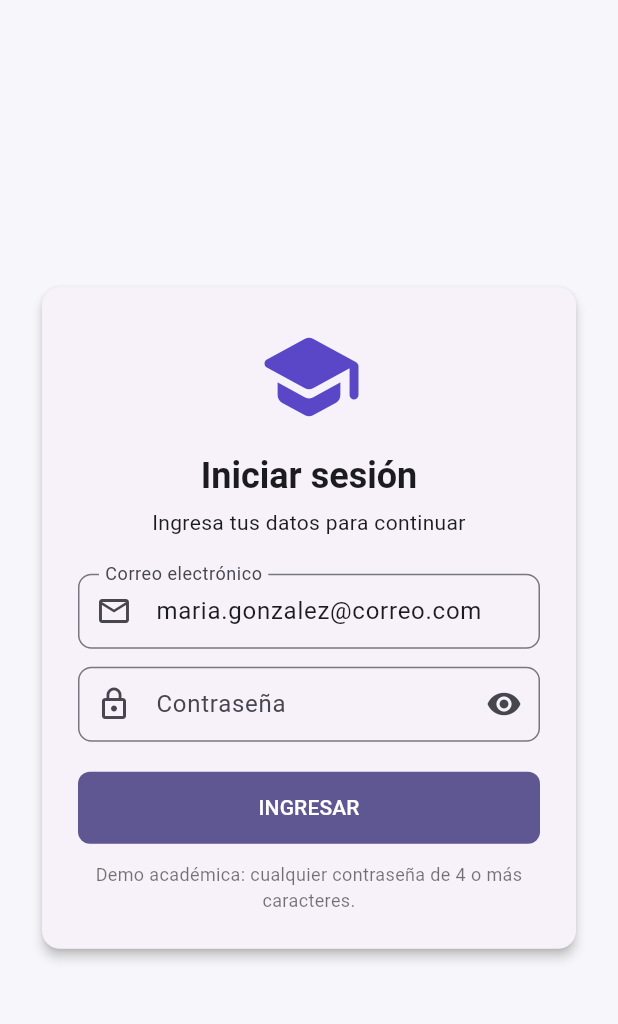
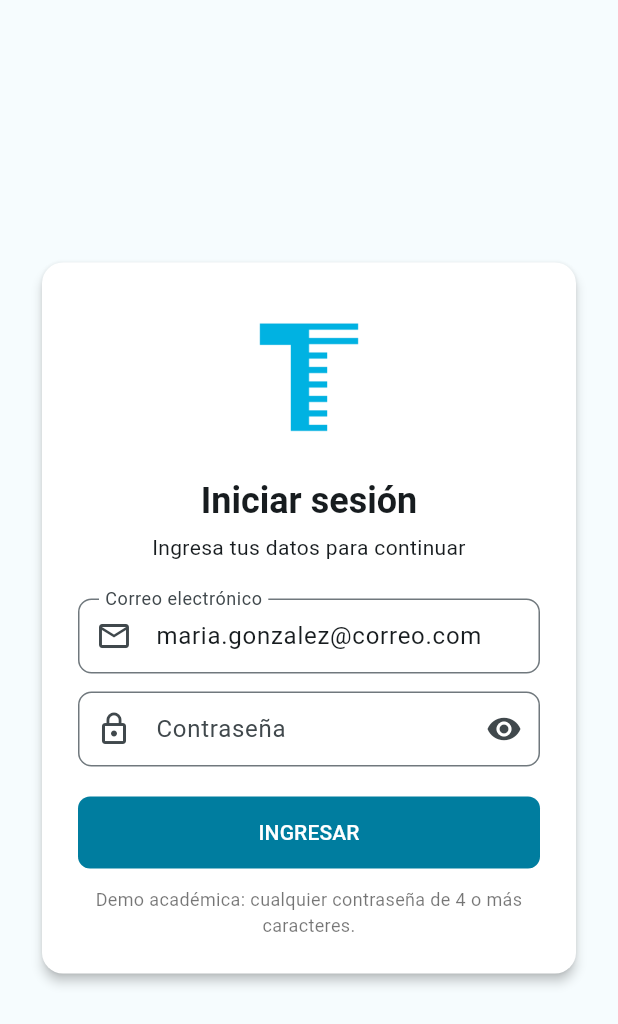
Before and after one commit to juniorcueva-star/semana7-8-appmultiplataforma, a Flutter app: the screen it shows after launch, on a phone screen of 412 x 824 dp. Shown: the top 1024 px of the screen. Run offline on Flutter 3.47's test engine with Material 3 defaults, Android fonts, the phone set to English and light mode, and no system bars.

Commit message:
Actualizar identidad visual con logo TE y paleta cian

```diff
--- a/lib/main.dart
+++ b/lib/main.dart
@@ -24,8 +24,18 @@ class SchoolApp extends StatelessWidget {
       debugShowCheckedModeBanner: false,
       theme: ThemeData(
         useMaterial3: true,
-        colorScheme: ColorScheme.fromSeed(seedColor: const Color(0xFF5947C8)),
-        scaffoldBackgroundColor: const Color(0xFFF7F7FB),
+        colorScheme: ColorScheme.fromSeed(
+          seedColor: brandCyan,
+          surface: Colors.white,
+        ).copyWith(primary: brandDeepCyan, onPrimary: Colors.white),
+        scaffoldBackgroundColor: const Color(0xFFF6FCFE),
+        cardTheme: CardThemeData(
+          color: Colors.white,
+          elevation: 1,
+          shape: RoundedRectangleBorder(
+            borderRadius: BorderRadius.circular(14),
+          ),
+        ),
         inputDecorationTheme: InputDecorationTheme(
           border: OutlineInputBorder(borderRadius: BorderRadius.circular(9)),
           contentPadding: const EdgeInsets.symmetric(
@@ -35,6 +45,7 @@ class SchoolApp extends StatelessWidget {
         ),
         filledButtonTheme: FilledButtonThemeData(
           style: FilledButton.styleFrom(
+            backgroundColor: brandDeepCyan,
             minimumSize: const Size.fromHeight(48),
             shape: RoundedRectangleBorder(
               borderRadius: BorderRadius.circular(8),
--- a/lib/screens.dart
+++ b/lib/screens.dart
@@ -5,7 +5,26 @@ import 'package:provider/provider.dart';
 import 'app_state.dart';
 import 'student.dart';
 
-const purple = Color(0xFF5947C8);
+const brandCyan = Color(0xFF00B2E2);
+const brandDeepCyan = Color(0xFF007D9F);
+const brandPaleCyan = Color(0xFFE5F8FD);
+
+class BrandLogo extends StatelessWidget {
+  const BrandLogo({super.key, this.size = 76});
+
+  final double size;
+
+  @override
+  Widget build(BuildContext context) => SizedBox(
+    width: size,
+    height: size,
+    child: Image.asset(
+      'assets/te_logo.png',
+      fit: BoxFit.contain,
+      semanticLabel: 'Logo TE',
+    ),
+  );
+}
 
 class PageFrame extends StatelessWidget {
   const PageFrame({
@@ -26,8 +45,17 @@ class PageFrame extends StatelessWidget {
     return Scaffold(
       appBar: AppBar(
         title: Text(title),
-        backgroundColor: purple,
+        backgroundColor: brandDeepCyan,
         foregroundColor: Colors.white,
+        flexibleSpace: const DecoratedBox(
+          decoration: BoxDecoration(
+            gradient: LinearGradient(
+              colors: [brandDeepCyan, Color(0xFF006F90)],
+              begin: Alignment.centerLeft,
+              end: Alignment.centerRight,
+            ),
+          ),
+        ),
         leading: showBack
             ? IconButton(
                 tooltip: 'Volver al menú',
@@ -85,7 +113,7 @@ class _LoginScreenState extends State<LoginScreen> {
                   child: Column(
                     mainAxisSize: MainAxisSize.min,
                     children: [
-                      const Icon(Icons.school_rounded, color: purple, size: 72),
+                      const BrandLogo(size: 105),
                       const SizedBox(height: 14),
                       Text(
                         'Iniciar sesión',
@@ -225,7 +253,7 @@ class _MenuTile extends StatelessWidget {
     required this.icon,
     required this.title,
     required this.onTap,
-    this.color = purple,
+    this.color = brandDeepCyan,
   });
 
   final IconData icon;
@@ -324,10 +352,7 @@ class _StudentTile extends StatelessWidget {
   Widget build(BuildContext context) {
     return Card(
       child: ListTile(
-        leading: const CircleAvatar(
-          backgroundColor: Color(0xFFE9E4FF),
-          child: Icon(Icons.school, color: purple),
-        ),
+        leading: const BrandLogo(size: 42),
         title: Text(
           student.fullName,
           style: const TextStyle(fontWeight: FontWeight.w600),
@@ -415,7 +440,7 @@ class _RegisterScreenState extends State<RegisterScreen> {
                     controller: _grade,
                     decoration: const InputDecoration(
                       labelText: 'Nota (0 a 20)',
-                      suffixIcon: Icon(Icons.school_outlined),
+                      suffixIcon: Icon(Icons.fact_check_outlined),
                     ),
                     keyboardType: TextInputType.number,
                     inputFormatters: [FilteringTextInputFormatter.digitsOnly],
@@ -507,8 +532,8 @@ class _ProfileScreenState extends State<ProfileScreen> {
           const Center(
             child: CircleAvatar(
               radius: 45,
-              backgroundColor: Color(0xFFE9E4FF),
-              child: Icon(Icons.person, size: 55, color: purple),
+              backgroundColor: brandPaleCyan,
+              child: Icon(Icons.person, size: 55, color: brandDeepCyan),
             ),
           ),
           const SizedBox(height: 12),
@@ -541,7 +566,7 @@ class _ProfileScreenState extends State<ProfileScreen> {
     padding: const EdgeInsets.symmetric(vertical: 8),
     child: Row(
       children: [
-        Icon(icon, size: 20, color: purple),
+        Icon(icon, size: 20, color: brandDeepCyan),
         const SizedBox(width: 10),
         Text('$label:', style: const TextStyle(fontWeight: FontWeight.w600)),
         const SizedBox(width: 8),
--- a/pubspec.yaml
+++ b/pubspec.yaml
@@ -58,6 +58,8 @@ flutter:
   # included with your application, so that you can use the icons in
   # the material Icons class.
   uses-material-design: true
+  assets:
+    - assets/te_logo.png
 
   # To add assets to your application, add an assets section, like this:
   # assets:
```
Also changed, not shown: assets/te_logo.png (added), docs/alumnos.png, docs/http_demo.png, docs/login.png, docs/menu.png, docs/perfil.png, docs/registro.png, 3 other files.
